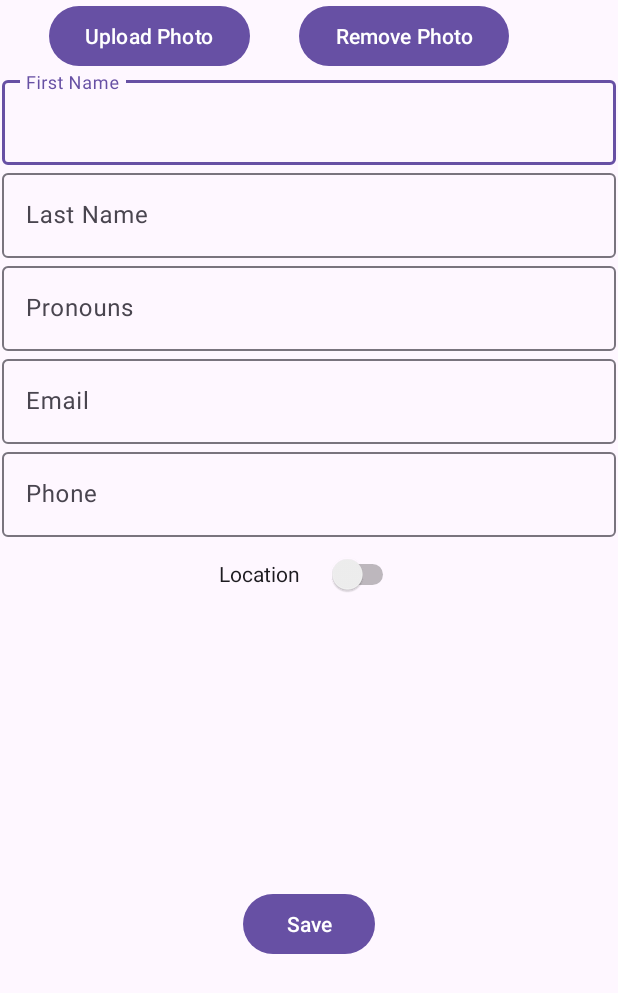
After one commit to CMPUT301W24T39/qr-connect-developers, an Android app: the layout user_profile_page.xml on its own in the app's theme, with its tools: preview values and no code run, on a phone screen of 412 x 824 dp. The commit adds this screen. Shown: the top 993 px of the screen. Run offline under Robolectric (Android 15) with nearby library versions, the phone set to English and light mode, and no system bars.

Commit message:
started profile page

```diff
--- a/QRConnect/app/src/main/AndroidManifest.xml
+++ b/QRConnect/app/src/main/AndroidManifest.xml
@@ -31,6 +31,11 @@
             android:parentActivityName=".QRCodeGeneratesPage"
             android:theme="@style/Theme.AppCompat.Light.DarkActionBar">
         </activity>
+        <activity
+            android:parentActivityName=".MainActivity"
+            android:name=".UserProfilePage"
+            android:theme="@style/Theme.AppCompat.Light.DarkActionBar">
+        </activity>
     </application>
 
 </manifest>
--- a/QRConnect/app/src/main/java/com/example/qrconnect/MainActivity.java
+++ b/QRConnect/app/src/main/java/com/example/qrconnect/MainActivity.java
@@ -7,6 +7,7 @@ import android.content.Intent;
 import android.graphics.Bitmap;
 import android.os.Bundle;
 import android.view.View;
+import android.widget.ImageButton;
 import android.widget.ImageView;
 
 import com.google.android.material.floatingactionbutton.FloatingActionButton;
@@ -22,10 +23,12 @@ import java.util.Random;
 public class MainActivity extends AppCompatActivity {
 
     private FloatingActionButton addButton;
+    private ImageButton profileButton;
 
     static ArrayList<Event> events = new ArrayList<Event>();
 
     static boolean isAddButtonClicked = false;
+    static boolean isProfileButtonClicked = false;
 
 
     @Override
@@ -34,6 +37,7 @@ public class MainActivity extends AppCompatActivity {
         setContentView(R.layout.activity_main);
 
         addButton = findViewById(R.id.button_add_event);
+        profileButton = findViewById(R.id.user_icon_button);
 
         addButton.setOnClickListener(new View.OnClickListener() {
             @Override
@@ -45,8 +49,15 @@ public class MainActivity extends AppCompatActivity {
             }
         });
 
+        profileButton.setOnClickListener(new View.OnClickListener() {
+            @Override
+            public void onClick(View v) {
+                startActivity(new Intent(MainActivity.this, UserProfilePage.class));
+                isProfileButtonClicked = true;
+            }
+        });
+
 
     }
 
-
 }
--- /dev/null
+++ b/QRConnect/app/src/main/java/com/example/qrconnect/UserProfilePage.java
@@ -0,0 +1,48 @@
+package com.example.qrconnect;
+
+import android.os.Bundle;
+import android.view.View;
+import android.widget.Button;
+import android.widget.EditText;
+
+import androidx.appcompat.app.AppCompatActivity;
+
+public class UserProfilePage extends AppCompatActivity {
+
+    private Button saveButton;
+    private EditText firstNameEditText;
+    private EditText lastNameEditText;
+    private EditText pronounsEditText;
+    private EditText emailEditText;
+    private EditText phoneEditText;
+    @Override
+    protected void onCreate(Bundle savedInstanceState) {
+        super.onCreate(savedInstanceState);
+        setContentView(R.layout.user_profile_page);
+
+//        addCityEditText = findViewById(R.id.city_name_edit);
+        firstNameEditText = findViewById(R.id.first_name_edit);
+        lastNameEditText = findViewById(R.id.last_name_edit);
+        pronounsEditText = findViewById(R.id.pronouns_edit);
+        emailEditText = findViewById(R.id.email_edit);
+        phoneEditText = findViewById(R.id.phone_edit);
+
+        saveButton.setOnClickListener(new View.OnClickListener() {
+            @Override
+            public void onClick(View v) {
+                firstNameEditText.getText().clear();
+                lastNameEditText.getText().clear();
+                pronounsEditText.getText().clear();
+                emailEditText.getText().clear();
+                phoneEditText.getText().clear();
+
+                final String firstName = firstNameEditText.getText().toString();
+                final String lastName = lastNameEditText.getText().toString();
+                final String pronouns = pronounsEditText.getText().toString();
+                final String email = emailEditText.getText().toString();
+                final String phone = phoneEditText.getText().toString();
+            }
+        });
+
+    }
+}
--- a/QRConnect/app/src/main/res/layout/activity_main.xml
+++ b/QRConnect/app/src/main/res/layout/activity_main.xml
@@ -25,6 +25,7 @@
                 android:layout_height="74dp"
                 android:layout_weight="1"
                 android:background="?attr/selectableItemBackgroundBorderless"
+                android:clickable="true"
                 android:src="@drawable/person_icon" />
 
             <!-- Menu Icon -->
--- /dev/null
+++ b/QRConnect/app/src/main/res/layout/user_profile_page.xml
@@ -0,0 +1,134 @@
+<?xml version="1.0" encoding="utf-8"?>
+<androidx.constraintlayout.widget.ConstraintLayout xmlns:android="http://schemas.android.com/apk/res/android"
+    xmlns:app="http://schemas.android.com/apk/res-auto"
+    xmlns:tools="http://schemas.android.com/tools"
+    android:layout_width="match_parent"
+    android:layout_height="match_parent"
+    tools:context=".MainActivity">
+
+
+<!--<ImageView-->
+<!--        android:id="@+id/imageView"-->
+<!--        android:layout_width="wrap_content"-->
+<!--        android:layout_height="wrap_content"-->
+<!--        app:layout_constraintEnd_toEndOf="parent"-->
+<!--        app:layout_constraintStart_toStartOf="parent"-->
+<!--        app:layout_constraintTop_toTopOf="parent"-->
+<!--        tools:srcCompat="@tools:sample/avatars" />-->
+
+
+    <Button
+        android:id="@+id/add_photo_button"
+        android:layout_width="wrap_content"
+        android:layout_height="wrap_content"
+        android:text="Upload Photo"
+        app:layout_constraintEnd_toStartOf="@+id/remove_photo_button"
+        app:layout_constraintStart_toStartOf="parent"
+        app:layout_constraintTop_toTopOf="parent" />
+<!--    app:layout_constraintTop_toBottomOf="@+id/imageView" />-->
+
+    <Button
+        android:id="@+id/remove_photo_button"
+        android:layout_width="wrap_content"
+        android:layout_height="wrap_content"
+        android:layout_marginEnd="40dp"
+        android:text="Remove Photo"
+        app:layout_constraintEnd_toEndOf="parent"
+        app:layout_constraintStart_toEndOf="@+id/add_photo_button"
+        app:layout_constraintTop_toTopOf="parent"/>
+    <!--        app:layout_constraintTop_toBottomOf="@+id/imageView" />-->
+
+
+    <com.google.android.material.textfield.TextInputLayout
+        android:id="@+id/first_name_edit"
+        android:layout_width="409dp"
+        android:layout_height="wrap_content"
+        app:layout_constraintEnd_toEndOf="parent"
+        app:layout_constraintStart_toStartOf="parent"
+        app:layout_constraintTop_toBottomOf="@+id/add_photo_button">
+
+        <com.google.android.material.textfield.TextInputEditText
+            android:layout_width="match_parent"
+            android:layout_height="wrap_content"
+            android:hint="First Name" />
+    </com.google.android.material.textfield.TextInputLayout>
+
+    <com.google.android.material.textfield.TextInputLayout
+        android:id="@+id/last_name_edit"
+        android:layout_width="409dp"
+        android:layout_height="wrap_content"
+        app:layout_constraintEnd_toEndOf="parent"
+        app:layout_constraintStart_toStartOf="parent"
+        app:layout_constraintTop_toBottomOf="@+id/first_name_edit"
+        tools:layout_editor_absoluteX="1dp">
+
+        <com.google.android.material.textfield.TextInputEditText
+            android:layout_width="match_parent"
+            android:layout_height="wrap_content"
+            android:hint="Last Name" />
+    </com.google.android.material.textfield.TextInputLayout>
+
+    <com.google.android.material.textfield.TextInputLayout
+        android:id="@+id/pronouns_edit"
+        android:layout_width="409dp"
+        android:layout_height="wrap_content"
+        app:layout_constraintEnd_toEndOf="parent"
+        app:layout_constraintStart_toStartOf="parent"
+        app:layout_constraintTop_toBottomOf="@+id/last_name_edit"
+        tools:layout_editor_absoluteX="1dp">
+
+        <com.google.android.material.textfield.TextInputEditText
+            android:layout_width="match_parent"
+            android:layout_height="wrap_content"
+            android:hint="Pronouns" />
+    </com.google.android.material.textfield.TextInputLayout>
+
+    <com.google.android.material.textfield.TextInputLayout
+        android:id="@+id/email_edit"
+        android:layout_width="409dp"
+        android:layout_height="wrap_content"
+        app:layout_constraintEnd_toEndOf="parent"
+        app:layout_constraintStart_toStartOf="parent"
+        app:layout_constraintTop_toBottomOf="@+id/pronouns_edit"
+        tools:layout_editor_absoluteX="1dp">
+
+        <com.google.android.material.textfield.TextInputEditText
+            android:layout_width="match_parent"
+            android:layout_height="wrap_content"
+            android:hint="Email" />
+    </com.google.android.material.textfield.TextInputLayout>
+
+    <com.google.android.material.textfield.TextInputLayout
+        android:id="@+id/phone_edit"
+        android:layout_width="409dp"
+        android:layout_height="wrap_content"
+        app:layout_constraintEnd_toEndOf="parent"
+        app:layout_constraintStart_toStartOf="parent"
+        app:layout_constraintTop_toBottomOf="@+id/email_edit"
+        tools:layout_editor_absoluteX="1dp">
+
+        <com.google.android.material.textfield.TextInputEditText
+            android:layout_width="match_parent"
+            android:layout_height="wrap_content"
+            android:hint="Phone" />
+    </com.google.android.material.textfield.TextInputLayout>
+
+    <Switch
+        android:id="@+id/location_switch"
+        android:layout_width="120dp"
+        android:layout_height="49dp"
+        android:text="Location"
+        app:layout_constraintEnd_toEndOf="parent"
+        app:layout_constraintStart_toStartOf="parent"
+        app:layout_constraintTop_toBottomOf="@+id/phone_edit" />
+
+    <Button
+        android:id="@+id/save_button"
+        android:layout_width="wrap_content"
+        android:layout_height="wrap_content"
+        android:text="Save"
+        app:layout_constraintBottom_toBottomOf="parent"
+        app:layout_constraintEnd_toEndOf="parent"
+        app:layout_constraintStart_toStartOf="parent"
+        app:layout_constraintTop_toBottomOf="@+id/location_switch" />
+</androidx.constraintlayout.widget.ConstraintLayout>
```
